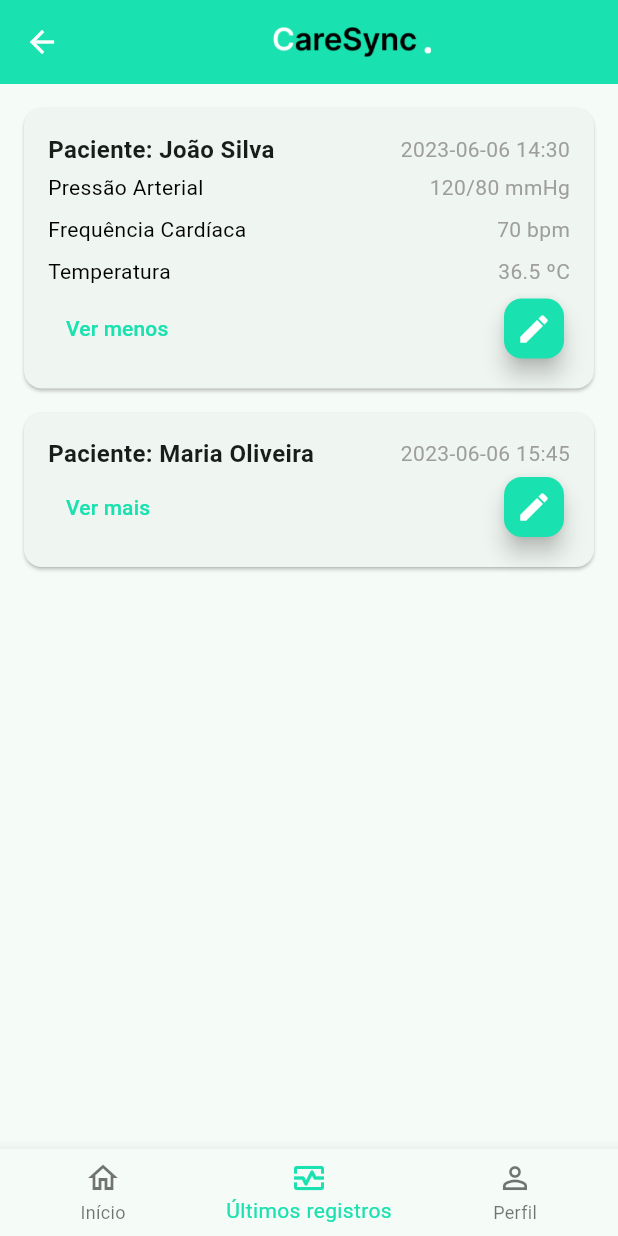
After one commit to DeboraBorgesDev/careSyncApp, a Flutter app: the AppScaffold screen opened directly, item 2 of the bottom bar chosen, after a tap on "Ver mais", on a phone screen of 412 x 824 dp. The commit adds this screen. Run offline on Flutter 3.47's test engine with Material 3 defaults, Android fonts, the phone set to English and light mode, and no system bars.

Commit message:
criação da página de ultimos registros

```diff
--- a/lib/components/AppScaffold/app_scaffould.dart
+++ b/lib/components/AppScaffold/app_scaffould.dart
@@ -23,7 +23,7 @@ class _AppScaffoldState extends State<AppScaffold> {
       _selectedIndex = index;
       // Navegação com base no índice selecionado
       // Por exemplo:
-      // Navigator.pushNamed(context, routeForIndex(index));
+      Navigator.pushReplacementNamed(context, routeForIndex(index));
     });
   }
 
@@ -67,4 +67,18 @@ class _AppScaffoldState extends State<AppScaffold> {
       ),
     );
   }
+
+  String routeForIndex(int index) {
+  switch (index) {
+    case 0:
+      return '/home';
+    case 1:
+      return '/registros';
+    case 2:
+      return '/registros';
+    default:
+      return '/';
+  }
 }
+
+}
--- a/lib/main.dart
+++ b/lib/main.dart
@@ -1,5 +1,6 @@
 import 'package:caresync/login/login.view.dart';
 import 'package:caresync/home/home.view.dart';
+import 'package:caresync/registros/registros.view.dart';
 import 'package:flutter/material.dart';
 
 
@@ -27,6 +28,7 @@ class MyApp extends StatelessWidget {
       routes: {
         '/': (context) => const Login(),
         '/home': (context) => const Home(),
+        '/registros': (context) => const RegistrosPage(),
       },
     );
   }
--- /dev/null
+++ b/lib/registros/registros.view.dart
@@ -0,0 +1,141 @@
+import 'package:flutter/material.dart';
+import 'package:caresync/components/AppScaffold/app_scaffould.dart';
+
+class RegistrosPage extends StatelessWidget {
+  const RegistrosPage({super.key});
+
+  @override
+  Widget build(BuildContext context) {
+    return const AppScaffold(
+      selectedIndex: 1,
+       body: RegistrosContent(),
+
+    );
+  }
+}
+
+class RegistrosContent extends StatelessWidget {
+  const RegistrosContent({super.key});
+
+  @override
+  Widget build(BuildContext context) {
+    // Exemplo de dados
+    final List<Map<String, dynamic>> registros = [
+      {
+        'nomePaciente': 'João Silva',
+        'dataHora': '2023-06-06 14:30',
+        'sinaisVitais': [
+          {'descricao': 'Pressão Arterial', 'resultado': '120/80 mmHg'},
+          {'descricao': 'Frequência Cardíaca', 'resultado': '70 bpm'},
+          {'descricao': 'Temperatura', 'resultado': '36.5 ºC'},
+        ],
+      },
+      {
+        'nomePaciente': 'Maria Oliveira',
+        'dataHora': '2023-06-06 15:45',
+        'sinaisVitais': [
+          {'descricao': 'Pressão Arterial', 'resultado': '130/85 mmHg'},
+          {'descricao': 'Frequência Cardíaca', 'resultado': '75 bpm'},
+          {'descricao': 'Temperatura', 'resultado': '36.7 ºC'},
+        ],
+      },
+      // Adicione mais registros conforme necessário
+    ];
+
+    return Scaffold(
+      body: ListView.builder(
+        padding: const EdgeInsets.all(16.0),
+        itemCount: registros.length,
+        itemBuilder: (context, index) {
+          return RegistroCard(registro: registros[index]);
+        },
+      ),
+    );
+  }
+}
+
+class RegistroCard extends StatefulWidget {
+  final Map<String, dynamic> registro;
+
+  const RegistroCard({super.key, required this.registro});
+
+  @override
+  // ignore: library_private_types_in_public_api
+  _RegistroCardState createState() => _RegistroCardState();
+}
+
+class _RegistroCardState extends State<RegistroCard> {
+  bool _isExpanded = false;
+
+  @override
+  Widget build(BuildContext context) {
+    return Card(
+      margin: const EdgeInsets.only(bottom: 16.0),
+      child: Padding(
+        padding: const EdgeInsets.all(16.0),
+        child: Column(
+          crossAxisAlignment: CrossAxisAlignment.start,
+          children: [
+            Row(
+              mainAxisAlignment: MainAxisAlignment.spaceBetween,
+              children: [
+                Text(
+                  'Paciente: ${widget.registro['nomePaciente']}',
+                  style: const TextStyle(fontSize: 16, fontWeight: FontWeight.bold),
+                ),
+                Text(
+                  widget.registro['dataHora'],
+                  style: const TextStyle(fontSize: 14, color: Colors.grey),
+                ),
+              ],
+            ),
+            if (_isExpanded)
+              ...widget.registro['sinaisVitais'].map<Widget>((sinal) {
+                return Padding(
+                  padding: const EdgeInsets.symmetric(vertical: 4.0),
+                  child: Row(
+                    mainAxisAlignment: MainAxisAlignment.spaceBetween,
+                    children: [
+                      Text(
+                        sinal['descricao'],
+                        style: const TextStyle(fontSize: 14, color: Colors.black),
+                      ),
+                      Text(
+                        sinal['resultado'],
+                        style: const TextStyle(fontSize: 14, color: Colors.grey),
+                      ),
+                    ],
+                  ),
+                );
+              }).toList(),
+            Row(
+              mainAxisAlignment: MainAxisAlignment.spaceBetween,
+              children: [
+                TextButton(
+                  onPressed: () {
+                    setState(() {
+                      _isExpanded = !_isExpanded;
+                    });
+                  },
+                  child: Text(
+                    _isExpanded ? 'Ver menos' : 'Ver mais',
+                    style: const TextStyle(color: Color.fromARGB(255, 25, 225, 175)),
+                    ),
+
+                ),
+                FloatingActionButton(
+                  onPressed: () {
+                    // Ação para editar o registro
+                  },
+                  backgroundColor: const Color.fromARGB(255, 25, 225, 175),
+                  mini: true,
+                  child: const Icon(Icons.edit, color: Colors.white),
+                ),
+              ],
+            ),
+          ],
+        ),
+      ),
+    );
+  }
+}
```
